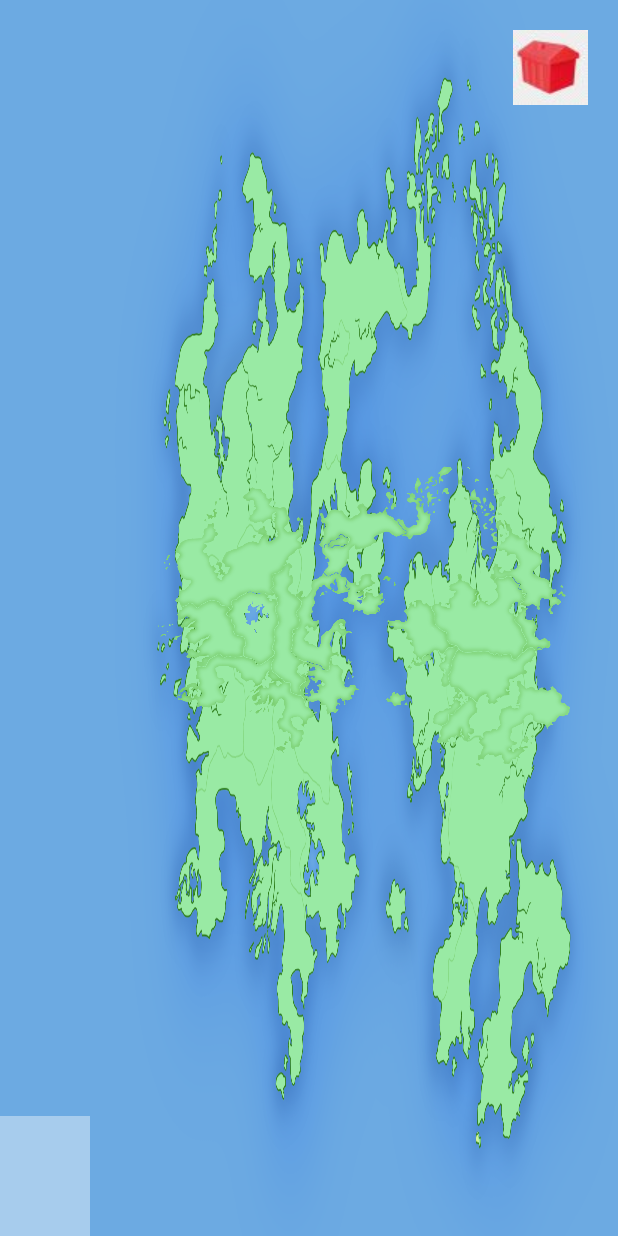
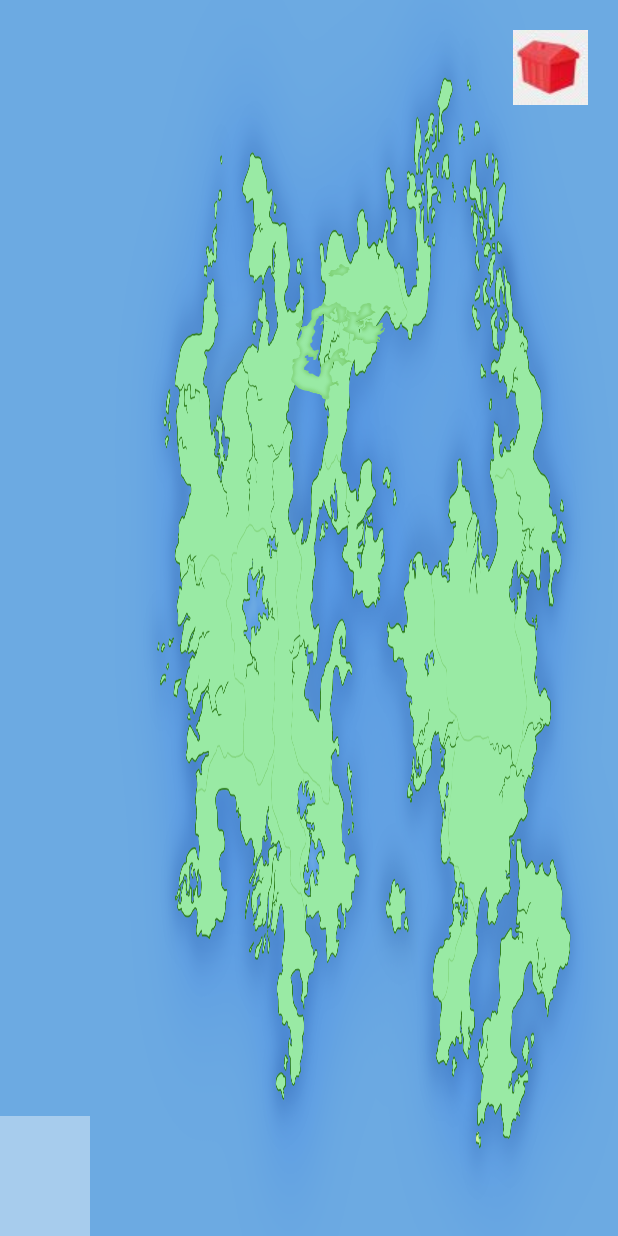
Before and after one commit to alex0pheiffer/LiberatingDelta_vCurrent, an Android app: the wholeMapActivity screen opened directly, with no data from a screen before it, on a phone screen of 412 x 824 dp. Run offline under Robolectric (Android 15) with nearby library versions, the phone set to English and light mode, and no system bars; our stand-ins replace Room's generated code; pictures from the network do not load; 3 statements that could not run were skipped.

Commit message:
whole region map works, but images need to be cropped... implemented glide image loader whole region map back btn working

```diff
--- a/app/build.gradle
+++ b/app/build.gradle
@@ -44,4 +44,9 @@ dependencies {
     implementation "com.google.android.material:material:$rootProject.materialVersion"
     // Testing
     androidTestImplementation "androidx.arch.core:core-testing:$rootProject.coreTestingVersion"
+    //Glide Classes
+    //compile 'com.github.bumptech.glide:glide:4.9.0'
+    implementation ("com.github.bumptech.glide:glide:4.9.0@aar") {
+        transitive = true
+    }
 }
--- a/app/src/main/java/com/example/rpg_v4/PolymorphousButton.java
+++ b/app/src/main/java/com/example/rpg_v4/PolymorphousButton.java
@@ -1,8 +1,10 @@
 package com.example.rpg_v4;
 
 import android.content.Context;
+import android.graphics.Bitmap;
 import android.graphics.Color;
 import android.util.AttributeSet;
+import android.util.Log;
 import android.view.MotionEvent;
 
 import androidx.appcompat.widget.AppCompatImageView;
@@ -48,8 +50,12 @@ public class PolymorphousButton extends AppCompatImageView {
 
                 // Get the pixel at the touch location, which means getting the
                 // pixel color.
-
-                touchLocationColor = this.getDrawingCache().getPixel(xTouchLocation, yTouchLocation);
+                Bitmap bitty = this.getDrawingCache();
+                if (bitty == null) {
+                    Log.d("UNKNOWN",">>Bitmap is null<<");
+                    return false;
+                }
+                touchLocationColor = bitty.getPixel(xTouchLocation, yTouchLocation);
 
             } catch (IllegalArgumentException e) {
 
--- a/app/src/main/java/com/example/rpg_v4/wholeMapActivity.java
+++ b/app/src/main/java/com/example/rpg_v4/wholeMapActivity.java
@@ -1,16 +1,23 @@
 package com.example.rpg_v4;
 
+import androidx.annotation.Nullable;
 import androidx.appcompat.app.AppCompatActivity;
+import androidx.lifecycle.Observer;
 import androidx.lifecycle.ViewModelProvider;
 
 import android.content.Intent;
 import android.os.Bundle;
+import android.util.Log;
 import android.view.View;
+import android.widget.Toast;
 
+import com.bumptech.glide.Glide;
 import com.example.rpg_v4.basic_classes.PL;
 import com.example.rpg_v4.basic_classes.regions;
 import com.example.rpg_v4.db_files.RPG_ViewModel;
 import com.example.rpg_v4.db_files.User_Values;
+
+import java.util.List;
 
 public class wholeMapActivity extends AppCompatActivity {
     //arg values
@@ -25,6 +32,7 @@ public class wholeMapActivity extends AppCompatActivity {
     private regions current_region;
     private regions selected_region;
 
+    private View backbtn;
     private View veneland;
     private View pietas;
     private View tossedStones;
@@ -47,16 +55,31 @@ public class wholeMapActivity extends AppCompatActivity {
     protected void onCreate(Bundle savedInstanceState) {
         super.onCreate(savedInstanceState);
         //eventually need to chnage the world map depending on our PL
-        setContentView(R.layout.activity_whole_map);
+        //todo remove testremove
+        setContentView(R.layout.activity_whole_map_testtoremove);
         Bundle args = getIntent().getExtras();
         rpgViewModel = new ViewModelProvider(this).get(RPG_ViewModel.class);
+        rpgViewModel.getlUserValues().observe(this,new Observer<List<User_Values>>() {
+            @Override
+            public void onChanged(@Nullable final List<User_Values> vals) {
+                // Update the cached copy of the words in the adapter.
+                //nothing to update..
+            }
+        });
         pl = args.getInt(PlayerLevel);
         this_pl = PL_VendingMachine.getPL(this.pl);
         current_region = this.this_pl.getRegion(args.getString(CURRENT_REGION));
-        getViews();
-        userValues = rpgViewModel.getlUserValues().getValue().get(0);
+        getAndLoadViews();
+
+        backbtn.setOnClickListener(new View.OnClickListener() {
+            public void onClick(View view) {
+                regionSelected();
+            }
+        });
+
         veneland.setOnClickListener(new View.OnClickListener() {
             public void onClick(View view) {
+                updateValues();
                 regions veneland_region = this_pl.getRegion("Veneland");
                 userValues.setCur_region(veneland_region.getNom());
                 rpgViewModel.updateRegion(userValues);
@@ -64,35 +87,53 @@ public class wholeMapActivity extends AppCompatActivity {
                 regionSelected();
             }
         });
+
         pietas.setOnClickListener(new View.OnClickListener() {
             public void onClick(View view) {
+                updateValues();
+                Toast. makeText(getApplicationContext(),"Pietas Unavailable",Toast. LENGTH_SHORT).show();
+                /*
                 regions pietas_region = this_pl.getRegion("Pietas");
                 userValues.setCur_region(pietas_region.getNom());
                 rpgViewModel.updateRegion(userValues);
                 System.out.println("Pietas Pressed");
                 regionSelected();
+
+                 */
             }
         });
         tossedStones.setOnClickListener(new View.OnClickListener() {
             public void onClick(View view) {
+                updateValues();
+                Toast. makeText(getApplicationContext(),"Tossed Stones Unavailable",Toast. LENGTH_SHORT).show();
+                /*
                 regions tossedStones_region = this_pl.getRegion("The Tossed Stones");
                 userValues.setCur_region(tossedStones_region.getNom());
                 rpgViewModel.updateRegion(userValues);
                 System.out.println("Tossed Stones Pressed");
                 regionSelected();
+
+                 */
             }
         });
         HDR.setOnClickListener(new View.OnClickListener() {
             public void onClick(View view) {
+                updateValues();
+                Toast. makeText(getApplicationContext(),"HDR Unavailable",Toast. LENGTH_SHORT).show();
+                /*
                 regions HDR_region= this_pl.getRegion("Human-Dragon Republic");
                 userValues.setCur_region(HDR_region.getNom());
                 rpgViewModel.updateRegion(userValues);
                 System.out.println("HDR Pressed");
                 regionSelected();
+
+                 */
             }
         });
+        /*
         region6.setOnClickListener(new View.OnClickListener() {
             public void onClick(View view) {
+                updateValues();
                 regions region6_region = this_pl.getRegion("");
                 userValues.setCur_region(region6_region.getNom());
                 rpgViewModel.updateRegion(userValues);
@@ -102,6 +143,7 @@ public class wholeMapActivity extends AppCompatActivity {
         });
         region7.setOnClickListener(new View.OnClickListener() {
             public void onClick(View view) {
+                updateValues();
                 regions region7_region = this_pl.getRegion("");
                 userValues.setCur_region(region7_region.getNom());
                 rpgViewModel.updateRegion(userValues);
@@ -111,6 +153,7 @@ public class wholeMapActivity extends AppCompatActivity {
         });
         region89.setOnClickListener(new View.OnClickListener() {
             public void onClick(View view) {
+                updateValues();
                 regions region89_region = this_pl.getRegion("");
                 userValues.setCur_region(region89_region.getNom());
                 rpgViewModel.updateRegion(userValues);
@@ -120,6 +163,7 @@ public class wholeMapActivity extends AppCompatActivity {
         });
         region10.setOnClickListener(new View.OnClickListener() {
             public void onClick(View view) {
+                updateValues();
                 regions region10_region = this_pl.getRegion("");
                 userValues.setCur_region(region10_region.getNom());
                 rpgViewModel.updateRegion(userValues);
@@ -129,6 +173,7 @@ public class wholeMapActivity extends AppCompatActivity {
         });
         region11.setOnClickListener(new View.OnClickListener() {
             public void onClick(View view) {
+                updateValues();
                 regions region11_region = this_pl.getRegion("");
                 userValues.setCur_region(region11_region.getNom());
                 rpgViewModel.updateRegion(userValues);
@@ -138,6 +183,7 @@ public class wholeMapActivity extends AppCompatActivity {
         });
         Nebula.setOnClickListener(new View.OnClickListener() {
             public void onClick(View view) {
+                updateValues();
                 regions nebula_region = this_pl.getRegion("Nebula");
                 userValues.setCur_region(nebula_region.getNom());
                 rpgViewModel.updateRegion(userValues);
@@ -147,6 +193,7 @@ public class wholeMapActivity extends AppCompatActivity {
         });
         region13.setOnClickListener(new View.OnClickListener() {
             public void onClick(View view) {
+                updateValues();
                 regions region13_region = this_pl.getRegion("");
                 userValues.setCur_region(region13_region.getNom());
                 rpgViewModel.updateRegion(userValues);
@@ -156,6 +203,7 @@ public class wholeMapActivity extends AppCompatActivity {
         });
         iceCube.setOnClickListener(new View.OnClickListener() {
             public void onClick(View view) {
+                updateValues();
                 regions iceCube_region = this_pl.getRegion("Ice Cube");
                 userValues.setCur_region(iceCube_region.getNom());
                 rpgViewModel.updateRegion(userValues);
@@ -165,6 +213,7 @@ public class wholeMapActivity extends AppCompatActivity {
         });
         rupes.setOnClickListener(new View.OnClickListener() {
             public void onClick(View view) {
+                updateValues();
                 regions rupes_region = this_pl.getRegion("Rupes");
                 userValues.setCur_region(rupes_region.getNom());
                 rpgViewModel.updateRegion(userValues);
@@ -174,6 +223,7 @@ public class wholeMapActivity extends AppCompatActivity {
         });
         petrasepire.setOnClickListener(new View.OnClickListener() {
             public void onClick(View view) {
+                updateValues();
                 regions petrasepire_region = this_pl.getRegion("Petrasepire");
                 userValues.setCur_region(petrasepire_region.getNom());
                 rpgViewModel.updateRegion(userValues);
@@ -183,6 +233,7 @@ public class wholeMapActivity extends AppCompatActivity {
         });
         juslyn.setOnClickListener(new View.OnClickListener() {
             public void onClick(View view) {
+                updateValues();
                 regions juslyn_region = this_pl.getRegion("Juslyn");
                 userValues.setCur_region(juslyn_region.getNom());
                 rpgViewModel.updateRegion(userValues);
@@ -192,6 +243,7 @@ public class wholeMapActivity extends AppCompatActivity {
         });
         maceriaUnion.setOnClickListener(new View.OnClickListener() {
             public void onClick(View view) {
+                updateValues();
                 regions maceriaUnion_region = this_pl.getRegion("Maceria Union");
                 userValues.setCur_region(maceriaUnion_region.getNom());
                 rpgViewModel.updateRegion(userValues);
@@ -201,6 +253,7 @@ public class wholeMapActivity extends AppCompatActivity {
         });
         greatNorth.setOnClickListener(new View.OnClickListener() {
             public void onClick(View view) {
+                updateValues();
                 regions greatNorth_region = this_pl.getRegion("Great North");
                 userValues.setCur_region(greatNorth_region.getNom());
                 rpgViewModel.updateRegion(userValues);
@@ -208,17 +261,26 @@ public class wholeMapActivity extends AppCompatActivity {
                 regionSelected();
             }
         });
+
+         */
+    }
+
+    public void updateValues() {
+        userValues = rpgViewModel.getlUserValues().getValue().get(0);
     }
 
     public void getViews() {
+        backbtn = findViewById(R.id.worldmap_backbtn);
         //if (this.this_pl.getWholeMap == R.layout.activity_whole_map)
         veneland = findViewById(R.id.wmVenelandBtn);
+
         pietas = findViewById(R.id.wmPietasBtn);
         tossedStones = findViewById(R.id.wmTossedStonesBtn);
         HDR = findViewById(R.id.wmHDRBtn);
+        /*
         region6 = findViewById(R.id.wmRegion6Btn);
         region7 = findViewById(R.id.wmRegion7Btn);
-        region89 = findViewById(R.id.wmVenelandBtn);
+        region89 = findViewById(R.id.wmRegion89Btn);
         region10 = findViewById(R.id.wmRegion10Btn);
         region11 = findViewById(R.id.wmRegion11Btn);
         Nebula = findViewById(R.id.wmNebulaBtn);
@@ -229,6 +291,51 @@ public class wholeMapActivity extends AppCompatActivity {
         juslyn = findViewById(R.id.wmJuslynBtn);
         maceriaUnion = findViewById(R.id.wmMaceriaUnionBtn);
         greatNorth = findViewById(R.id.wmGreatNorthBtn);
+
+         */
+    }
+
+    public void getAndLoadViews() {
+        backbtn = findViewById(R.id.worldmap_backbtn);
+        //if (this.this_pl.getWholeMap == R.layout.activity_whole_map)
+        veneland = findViewById(R.id.wmVenelandBtn);
+        Glide.with(this).load(R.drawable.wm_veneland).into((PolymorphousButton)veneland);
+
+        pietas = findViewById(R.id.wmPietasBtn);
+        Glide.with(this).load(R.drawable.wm_pietas).into((PolymorphousButton)pietas);
+        tossedStones = findViewById(R.id.wmTossedStonesBtn);
+        Glide.with(this).load(R.drawable.wm_tossedstones).into((PolymorphousButton)tossedStones);
+        HDR = findViewById(R.id.wmHDRBtn);
+        Glide.with(this).load(R.drawable.wm_hdr).into((PolymorphousButton)HDR);
+        /*
+        region6 = findViewById(R.id.wmRegion6Btn);
+        Glide.with(this).load(R.drawable.wm_region6).into((PolymorphousButton)region6);
+        region7 = findViewById(R.id.wmRegion7Btn);
+        Glide.with(this).load(R.drawable.wm_region7).into((PolymorphousButton)region7);
+        region89 = findViewById(R.id.wmRegion89Btn);
+        Glide.with(this).load(R.drawable.wm_region89).into((PolymorphousButton)region89);
+        region10 = findViewById(R.id.wmRegion10Btn);
+        Glide.with(this).load(R.drawable.wm_region10).into((PolymorphousButton)region10);
+        region11 = findViewById(R.id.wmRegion11Btn);
+        Glide.with(this).load(R.drawable.wm_region11).into((PolymorphousButton)region11);
+        Nebula = findViewById(R.id.wmNebulaBtn);
+        Glide.with(this).load(R.drawable.wm_nebula).into((PolymorphousButton)Nebula);
+        region13 = findViewById(R.id.wmRegion13Btn);
+        Glide.with(this).load(R.drawable.wm_region13).into((PolymorphousButton)region13);
+        iceCube = findViewById(R.id.wmIceCubeBtn);
+        Glide.with(this).load(R.drawable.wm_icecube).into((PolymorphousButton)iceCube);
+        rupes = findViewById(R.id.wmRupesBtn);
+        Glide.with(this).load(R.drawable.wm_rupes).into((PolymorphousButton)rupes);
+        petrasepire = findViewById(R.id.wmPetrasepireBtn);
+        Glide.with(this).load(R.drawable.wm_petrasepire).into((PolymorphousButton)petrasepire);
+        juslyn = findViewById(R.id.wmJuslynBtn);
+        Glide.with(this).load(R.drawable.wm_juslyn).into((PolymorphousButton)juslyn);
+        maceriaUnion = findViewById(R.id.wmMaceriaUnionBtn);
+        Glide.with(this).load(R.drawable.wm_maceriaunion).into((PolymorphousButton)maceriaUnion);
+        greatNorth = findViewById(R.id.wmGreatNorthBtn);
+        Glide.with(this).load(R.drawable.wm_greatnorth).into((PolymorphousButton)greatNorth);
+
+         */
     }
 
     public void regionSelected() {
--- a/app/src/main/res/layout/activity_whole_map.xml
+++ b/app/src/main/res/layout/activity_whole_map.xml
@@ -39,119 +39,135 @@
         android:layout_height="wrap_content"
         app:layout_constraintTop_toTopOf="parent"
         app:layout_constraintStart_toStartOf="parent"
-        android:src="@drawable/wm_veneland"/>
+        />
+    <!-- android:src="@drawable/wm_veneland" -->
     <com.example.rpg_v4.PolymorphousButton
         android:id="@+id/wmPietasBtn"
         android:layout_width="wrap_content"
         android:layout_height="wrap_content"
         app:layout_constraintTop_toTopOf="parent"
         app:layout_constraintStart_toStartOf="parent"
-        android:src="@drawable/wm_pietas"/>
+        />
+    <!-- android:src="@drawable/wm_pietas" -->
     <com.example.rpg_v4.PolymorphousButton
         android:id="@+id/wmTossedStonesBtn"
         android:layout_width="wrap_content"
         android:layout_height="wrap_content"
         app:layout_constraintTop_toTopOf="parent"
         app:layout_constraintStart_toStartOf="parent"
-        android:src="@drawable/wm_tossedstones"/>
+        />
+    <!-- android:src="@drawable/wm_tossedstones" -->
     <com.example.rpg_v4.PolymorphousButton
         android:id="@+id/wmHDRBtn"
         android:layout_width="wrap_content"
         android:layout_height="wrap_content"
         app:layout_constraintTop_toTopOf="parent"
         app:layout_constraintStart_toStartOf="parent"
-        android:src="@drawable/wm_hdr"/>
+        />
+    <!-- android:src="@drawable/wm_hdr" -->
     <com.example.rpg_v4.PolymorphousButton
         android:id="@+id/wmRegion6Btn"
         android:layout_width="wrap_content"
         android:layout_height="wrap_content"
         app:layout_constraintTop_toTopOf="parent"
         app:layout_constraintStart_toStartOf="parent"
-        android:src="@drawable/wm_region6"/>
+        />
+    <!-- android:src="@drawable/wm_region6" -->
     <com.example.rpg_v4.PolymorphousButton
         android:id="@+id/wmRegion7Btn"
         android:layout_width="wrap_content"
         android:layout_height="wrap_content"
         app:layout_constraintTop_toTopOf="parent"
         app:layout_constraintStart_toStartOf="parent"
-        android:src="@drawable/wm_region7"/>
+        />
+    <!-- android:src="@drawable/wm_region7" -->
     <com.example.rpg_v4.PolymorphousButton
         android:id="@+id/wmRegion89Btn"
         android:layout_width="wrap_content"
         android:layout_height="wrap_content"
         app:layout_constraintTop_toTopOf="parent"
         app:layout_constraintStart_toStartOf="parent"
-        android:src="@drawable/wm_region89"/>
+        />
+    <!-- android:src="@drawable/wm_region89" -->
     <com.example.rpg_v4.PolymorphousButton
         android:id="@+id/wmRegion10Btn"
         android:layout_width="wrap_content"
         android:layout_height="wrap_content"
         app:layout_constraintTop_toTopOf="parent"
         app:layout_constraintStart_toStartOf="parent"
-        android:src="@drawable/wm_region10"/>
+        />
+    <!-- android:src="@drawable/wm_region10" -->
     <com.example.rpg_v4.PolymorphousButton
         android:id="@+id/wmRegion11Btn"
         android:layout_width="wrap_content"
         android:layout_height="wrap_content"
         app:layout_constraintTop_toTopOf="parent"
         app:layout_constraintStart_toStartOf="parent"
-        android:src="@drawable/wm_region11"/>
+        />
+    <!-- android:src="@drawable/wm_region11" -->
     <com.example.rpg_v4.PolymorphousButton
         android:id="@+id/wmNebulaBtn"
         android:layout_width="wrap_content"
         android:layout_height="wrap_content"
         app:layout_constraintTop_toTopOf="parent"
         app:layout_constraintStart_toStartOf="parent"
-        android:src="@drawable/wm_nebula"/>
+        />
+    <!-- android:src="@drawable/wm_nebula" -->
     <com.example.rpg_v4.PolymorphousButton
         android:id="@+id/wmRegion13Btn"
         android:layout_width="wrap_content"
         android:layout_height="wrap_content"
         app:layout_constraintTop_toTopOf="parent"
         app:layout_constraintStart_toStartOf="parent"
-        android:src="@drawable/wm_region13"/>
+        />
+    <!-- android:src="@drawable/wm_region13" -->
     <com.example.rpg_v4.PolymorphousButton
         android:id="@+id/wmIceCubeBtn"
         android:layout_width="wrap_content"
         android:layout_height="wrap_content"
         app:layout_constraintTop_toTopOf="parent"
         app:layout_constraintStart_toStartOf="parent"
-        android:src="@drawable/wm_icecube"/>
+        />
+    <!-- android:src="@drawable/wm_icecube" -->
     <com.example.rpg_v4.PolymorphousButton
         android:id="@+id/wmRupesBtn"
         android:layout_width="wrap_content"
         android:layout_height="wrap_content"
         app:layout_constraintTop_toTopOf="parent"
         app:layout_constraintStart_toStartOf="parent"
-        android:src="@drawable/wm_rupes"/>
+        />
+    <!-- android:src="@drawable/wm_rupes" -->
     <com.example.rpg_v4.PolymorphousButton
         android:id="@+id/wmPetrasepireBtn"
         android:layout_width="wrap_content"
         android:layout_height="wrap_content"
         app:layout_constraintTop_toTopOf="parent"
         app:layout_constraintStart_toStartOf="parent"
-        android:src="@drawable/wm_petrasepire"/>
+        />
+    <!-- android:src="@drawable/wm_petrasepire" -->
     <com.example.rpg_v4.PolymorphousButton
         android:id="@+id/wmJuslynBtn"
         android:layout_width="wrap_content"
         android:layout_height="wrap_content"
         app:layout_constraintTop_toTopOf="parent"
         app:layout_constraintStart_toStartOf="parent"
-        android:src="@drawable/wm_juslyn"/>
+        />
+    <!-- android:src="@drawable/wm_juslyn" -->
     <com.example.rpg_v4.PolymorphousButton
         android:id="@+id/wmMaceriaUnionBtn"
         android:layout_width="wrap_content"
         android:layout_height="wrap_content"
         app:layout_constraintTop_toTopOf="parent"
         app:layout_constraintStart_toStartOf="parent"
-        android:src="@drawable/wm_maceriaunion"/>
+        />
+    <!-- android:src="@drawable/wm_maceriaunion" -->
     <com.example.rpg_v4.PolymorphousButton
         android:id="@+id/wmGreatNorthBtn"
         android:layout_width="wrap_content"
         android:layout_height="wrap_content"
         app:layout_constraintTop_toTopOf="parent"
         app:layout_constraintStart_toStartOf="parent"
-        android:src="@drawable/wm_greatnorth"/>
-
+        />
+    <!-- android:src="@drawable/wm_greatnorth" -->
 
 </androidx.constraintlayout.widget.ConstraintLayout>
--- /dev/null
+++ b/app/src/main/res/layout/activity_whole_map_testtoremove.xml
@@ -0,0 +1,70 @@
+<?xml version="1.0" encoding="utf-8"?>
+<androidx.constraintlayout.widget.ConstraintLayout xmlns:android="http://schemas.android.com/apk/res/android"
+    xmlns:app="http://schemas.android.com/apk/res-auto"
+    xmlns:tools="http://schemas.android.com/tools"
+    android:layout_width="match_parent"
+    android:layout_height="match_parent"
+    tools:context=".wholeMapActivity"
+    android:background="@drawable/wholemap">
+
+    <LinearLayout
+        android:id="@+id/worldmap_backbtn"
+        android:layout_width="wrap_content"
+        android:layout_height="wrap_content"
+        app:layout_constraintTop_toTopOf="parent"
+        app:layout_constraintEnd_toEndOf="parent"
+        >
+        <ImageView
+            android:layout_width="match_parent"
+            android:layout_height="match_parent"
+            android:src="@drawable/molopoly_hotel"
+            android:layout_marginTop="20dp"
+            android:layout_marginRight="20dp"/>
+    </LinearLayout>
+
+    <LinearLayout
+        android:id="@+id/worldmap_infobox"
+        android:layout_width="60dp"
+        android:layout_height="80dp"
+        app:layout_constraintLeft_toLeftOf="parent"
+        app:layout_constraintBottom_toBottomOf="parent"
+        android:orientation="vertical"
+        android:background="@color/white"
+        android:alpha=".4">
+    </LinearLayout>
+
+    <com.example.rpg_v4.PolymorphousButton
+        android:id="@+id/wmVenelandBtn"
+        android:layout_width="wrap_content"
+        android:layout_height="wrap_content"
+        app:layout_constraintTop_toTopOf="parent"
+        app:layout_constraintStart_toStartOf="parent"
+        />
+    <!-- android:src="@drawable/wm_veneland" -->
+    <com.example.rpg_v4.PolymorphousButton
+        android:id="@+id/wmPietasBtn"
+        android:layout_width="wrap_content"
+        android:layout_height="wrap_content"
+        app:layout_constraintTop_toTopOf="parent"
+        app:layout_constraintStart_toStartOf="parent"
+        />
+    <!-- android:src="@drawable/wm_pietas" -->
+    <com.example.rpg_v4.PolymorphousButton
+        android:id="@+id/wmTossedStonesBtn"
+        android:layout_width="wrap_content"
+        android:layout_height="wrap_content"
+        app:layout_constraintTop_toTopOf="parent"
+        app:layout_constraintStart_toStartOf="parent"
+        />
+    <!-- android:src="@drawable/wm_tossedstones" -->
+    <com.example.rpg_v4.PolymorphousButton
+        android:id="@+id/wmHDRBtn"
+        android:layout_width="wrap_content"
+        android:layout_height="wrap_content"
+        app:layout_constraintTop_toTopOf="parent"
+        app:layout_constraintStart_toStartOf="parent"
+        />
+    <!-- android:src="@drawable/wm_hdr" -->
+
+
+</androidx.constraintlayout.widget.ConstraintLayout>
--- a/build.gradle
+++ b/build.gradle
@@ -19,6 +19,9 @@ allprojects {
         google()
         jcenter()
 
+        //Glide Information
+        mavenCentral()
+        maven { url 'https://maven.google.com' }
     }
 }
 
```
